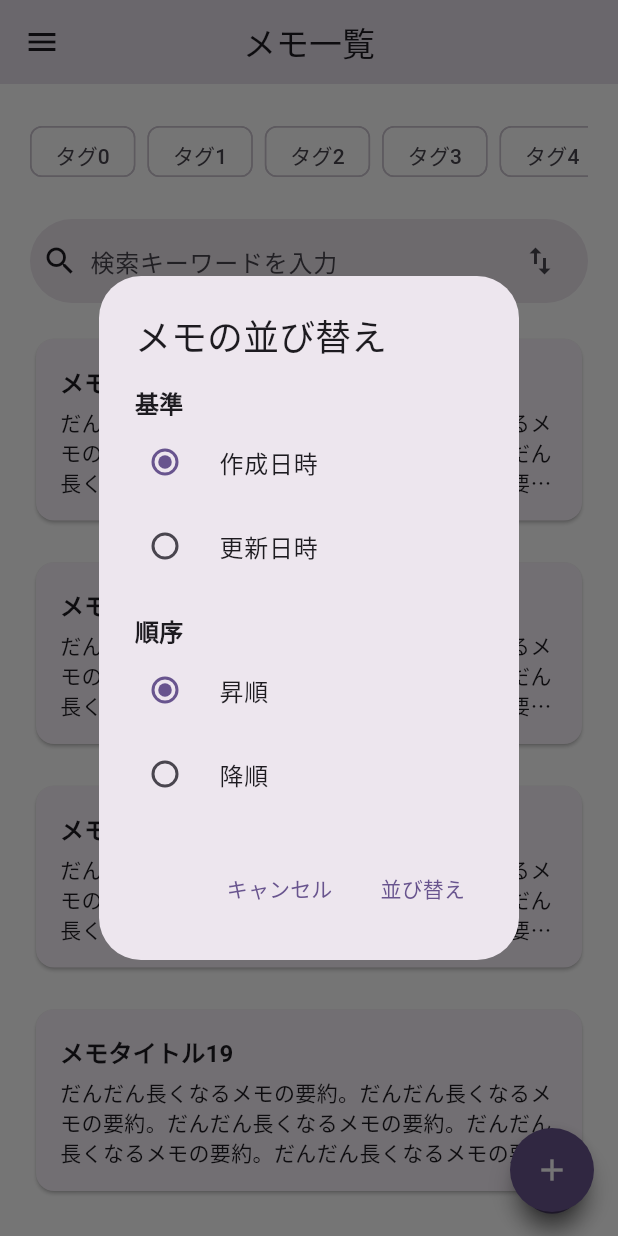
After one commit to HACK-U-2025-2/HACKU, a Flutter app: the MemoListViewPage screen opened by its route, scrolled down 2304 dp, after a tap on the "swap vert" icon, on a phone screen of 412 x 824 dp. The commit adds this screen. Run offline on Flutter 3.47's test engine with Material 3 defaults, Android fonts, the phone set to English and light mode, and no system bars; our stand-ins replace auto_route, flutter_hooks, freezed_annotation, hooks_riverpod, riverpod_annotation, speech_to_text and 1 more; missing offline and left inert: flutter_quill, gpt_markdown; generated files the repository leaves out were written again.

Commit message:
feat: ソート導線の追加

```diff
--- a/frontend/lib/pages/memo_list_view_page.dart
+++ b/frontend/lib/pages/memo_list_view_page.dart
@@ -7,6 +7,7 @@ import 'package:frontend/models/tag.dart';
 import 'package:frontend/widgets/destination_navigation_drawer.dart';
 import 'package:frontend/widgets/dialogs/input_dialog.dart';
 import 'package:frontend/widgets/dialogs/record_dialog.dart';
+import 'package:frontend/widgets/dialogs/sort_dialog.dart';
 import 'package:frontend/widgets/memo_card.dart';
 
 @RoutePage()
@@ -15,17 +16,6 @@ class MemoListViewPage extends HookWidget {
 
   @override
   Widget build(BuildContext context) {
-    final searchText = useState('');
-    final debouncedSearchText = useDebounced(
-      searchText.value,
-      const Duration(milliseconds: 500),
-    );
-    useEffect(() {
-      // TODO(Rozelin-dc): 検索処理, https://github.com/HACK-U-2025-2/HACKU/issues/75
-      debugPrint('Search text: $debouncedSearchText');
-      return null;
-    }, [debouncedSearchText]);
-
     final mockMemoList = List.generate(
       20,
       (index) => MemoPreview(
@@ -51,13 +41,7 @@ class MemoListViewPage extends HookWidget {
             spacing: 20,
             children: [
               _TagsHorizontalListView(tags: mockTagList),
-              SearchBar(
-                leading: const Icon(Icons.search),
-                hintText: '検索キーワードを入力',
-                onChanged: (value) {
-                  searchText.value = value;
-                },
-              ),
+              _SearchBar(),
               Expanded(
                 child: Scrollbar(
                   child: ListView.separated(
@@ -206,3 +190,50 @@ class _TagChip extends HookWidget {
     );
   }
 }
+
+class _SearchBar extends HookWidget {
+  @override
+  Widget build(BuildContext context) {
+    final searchText = useState('');
+    final debouncedSearchText = useDebounced(
+      searchText.value,
+      const Duration(milliseconds: 500),
+    );
+    useEffect(() {
+      // TODO(Rozelin-dc): 検索処理, https://github.com/HACK-U-2025-2/HACKU/issues/75
+      debugPrint('Search text: $debouncedSearchText');
+      return null;
+    }, [debouncedSearchText]);
+
+    final sortOption = useState(
+      SortOption(mode: SortMode.createdAt, isAsc: true),
+    );
+
+    return SearchBar(
+      leading: const Icon(Icons.search),
+      trailing: [
+        IconButton(
+          icon: const Icon(Icons.swap_vert),
+          onPressed: () async {
+            final newSortOption = await showDialog<SortOption?>(
+              context: context,
+              builder:
+                  (context) => SortDialog(
+                    initialSortMode: sortOption.value.mode,
+                    initialIsAsc: sortOption.value.isAsc,
+                  ),
+            );
+            if (newSortOption != null) {
+              // TODO(Rozelin-dc): ソート処理
+              sortOption.value = newSortOption;
+            }
+          },
+        ),
+      ],
+      hintText: '検索キーワードを入力',
+      onChanged: (value) {
+        searchText.value = value;
+      },
+    );
+  }
+}
--- /dev/null
+++ b/frontend/lib/widgets/dialogs/sort_dialog.dart
@@ -0,0 +1,122 @@
+import 'package:flutter/material.dart';
+import 'package:flutter_hooks/flutter_hooks.dart';
+
+enum SortMode {
+  createdAt(label: '作成日時'),
+  updatedAt(label: '更新日時');
+
+  const SortMode({required this.label});
+
+  final String label;
+}
+
+class SortOption {
+  SortOption({required this.mode, required this.isAsc});
+
+  final bool isAsc;
+  final SortMode mode;
+
+  String get query {
+    switch (mode) {
+      case SortMode.createdAt:
+        return isAsc ? 'created_at_asc' : 'created_at_desc';
+      case SortMode.updatedAt:
+        return isAsc ? 'updated_at_asc' : 'updated_at_desc';
+    }
+  }
+}
+
+class SortDialog extends HookWidget {
+  const SortDialog({
+    required this.initialSortMode,
+    required this.initialIsAsc,
+    super.key,
+  });
+
+  final SortMode initialSortMode;
+  final bool initialIsAsc;
+
+  @override
+  Widget build(BuildContext context) {
+    final theme = Theme.of(context);
+
+    final sortMode = useState(initialSortMode);
+    final isAsc = useState(initialIsAsc);
+
+    return AlertDialog(
+      title: const Text('メモの並び替え'),
+      content: Column(
+        mainAxisSize: MainAxisSize.min,
+        crossAxisAlignment: CrossAxisAlignment.start,
+        children: [
+          Text(
+            '基準',
+            style: theme.textTheme.titleMedium?.copyWith(
+              fontWeight: FontWeight.bold,
+            ),
+          ),
+          ...SortMode.values.map(
+            (mode) => RadioListTile(
+              value: mode,
+              groupValue: sortMode.value,
+              title: Text(mode.label),
+              onChanged: (value) {
+                if (value != null) {
+                  sortMode.value = value;
+                }
+              },
+              contentPadding: EdgeInsets.zero,
+            ),
+          ),
+
+          const SizedBox(height: 16),
+
+          Text(
+            '順序',
+            style: theme.textTheme.titleMedium?.copyWith(
+              fontWeight: FontWeight.bold,
+            ),
+          ),
+          RadioListTile(
+            value: true,
+            groupValue: isAsc.value,
+            title: const Text('昇順'),
+            onChanged: (value) {
+              if (value != null) {
+                isAsc.value = value;
+              }
+            },
+            contentPadding: EdgeInsets.zero,
+          ),
+          RadioListTile(
+            value: false,
+            groupValue: isAsc.value,
+            title: const Text('降順'),
+            onChanged: (value) {
+              if (value != null) {
+                isAsc.value = value;
+              }
+            },
+            contentPadding: EdgeInsets.zero,
+          ),
+        ],
+      ),
+      actions: [
+        TextButton(
+          onPressed: () {
+            Navigator.of(context).pop();
+          },
+          child: const Text('キャンセル'),
+        ),
+        TextButton(
+          onPressed: () {
+            Navigator.of(
+              context,
+            ).pop(SortOption(mode: sortMode.value, isAsc: isAsc.value));
+          },
+          child: const Text('並び替え'),
+        ),
+      ],
+    );
+  }
+}
```
